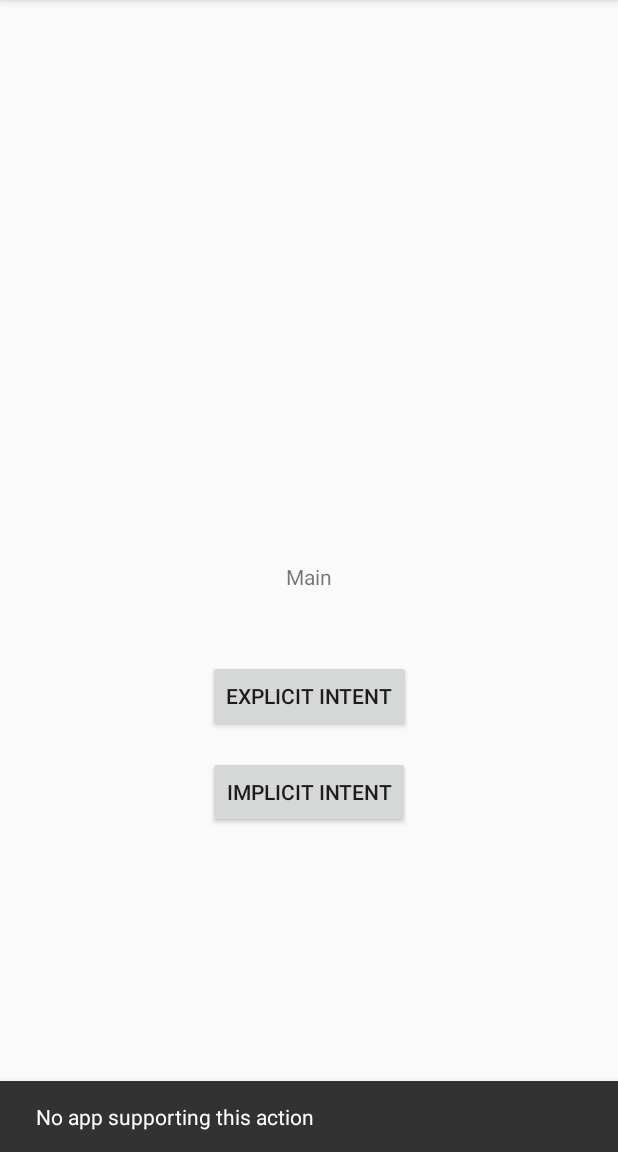
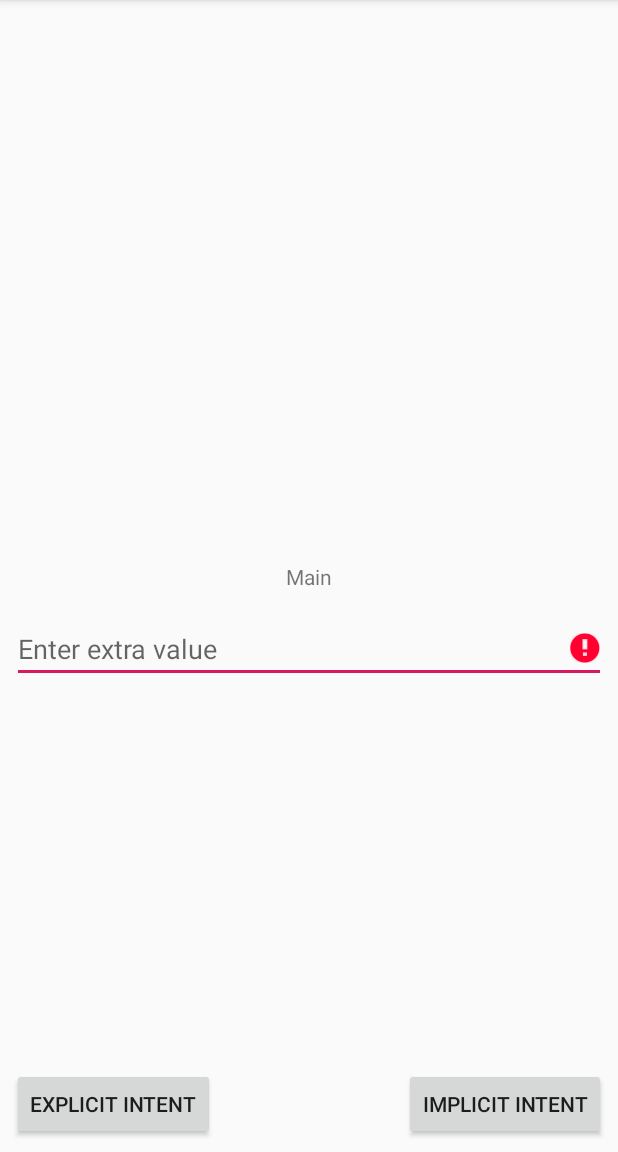
Before and after one commit to seekweeteck/Demo3Intent, an Android app: the screen it shows after launch (MainActivity), after a tap on "IMPLICIT INTENT", on a phone screen of 412 x 824 dp, the part 84-1236 px from its top. Run offline under Robolectric (Android 15) with nearby library versions, the phone set to English and light mode, and no system bars; 1 other tap on this screen came first.

Commit message:
Include startActivityForResult

```diff
--- a/app/src/main/java/my/edu/tarc/demo3intent/MainActivity.kt
+++ b/app/src/main/java/my/edu/tarc/demo3intent/MainActivity.kt
@@ -1,11 +1,13 @@
 package my.edu.tarc.demo3intent
 
+import android.app.Activity
 import android.content.Intent
 import android.net.Uri
 import androidx.appcompat.app.AppCompatActivity
 import android.os.Bundle
 import android.view.View
-import com.google.android.material.snackbar.Snackbar
+import android.widget.Toast
+import kotlinx.android.synthetic.main.activity_main.*
 
 class MainActivity : AppCompatActivity() {
 
@@ -16,10 +18,17 @@ class MainActivity : AppCompatActivity() {
 
     fun showSecond(view : View){
         //Explicit intent
+
+        if(editTextExtra.text.isEmpty()){
+            editTextExtra.setError(getString(R.string.input_error))
+            return
+        }
+
         val intent = Intent(this, SecondActivity::class.java).apply {
-            putExtra("value", 10)
+            val value = editTextExtra.text.toString().toInt()
+            putExtra(Companion.EXTRA_VALUE, value)
         }
-        startActivity(intent)
+        startActivityForResult(intent, REQUEST_CODE)
     }
 
     fun showPhone(view: View) {
@@ -29,10 +38,29 @@ class MainActivity : AppCompatActivity() {
         if(intent.resolveActivity(packageManager) != null){
             startActivity(intent)
         }else{
-            Snackbar.make(findViewById(R.id.main_layout),
-                "No app supporting this action", Snackbar.LENGTH_SHORT)
+            Toast.makeText(this,
+                "No app supporting this action", Toast.LENGTH_SHORT)
                 .show()
         }
 
     }
+
+    override fun onActivityResult(requestCode: Int, resultCode: Int, data: Intent?) {
+        super.onActivityResult(requestCode, resultCode, data)
+        if(requestCode == REQUEST_CODE){
+            if(resultCode == Activity.RESULT_OK){
+
+                data?.data.also {
+                    textView2.text = data?.getStringExtra(EXTRA_MESSAGE).toString()
+                }
+
+            }
+        }
+    }
+
+    companion object {
+        const val EXTRA_VALUE: String = "my.edu.tarc.demo3intent.VALUE"
+        const val EXTRA_MESSAGE: String = "my.edu.tarc.demo3intent.MESSAGE"
+        const val REQUEST_CODE: Int = 1
+    }
 }
--- a/app/src/main/res/layout/activity_main.xml
+++ b/app/src/main/res/layout/activity_main.xml
@@ -23,28 +23,38 @@
         android:layout_height="wrap_content"
         android:layout_marginStart="8dp"
         android:layout_marginLeft="8dp"
-        android:layout_marginTop="46dp"
-        android:layout_marginEnd="8dp"
-        android:layout_marginRight="8dp"
+        android:layout_marginBottom="8dp"
         android:onClick="showSecond"
         android:text="@string/explicit"
-        app:layout_constraintEnd_toEndOf="parent"
-        app:layout_constraintStart_toStartOf="parent"
-        app:layout_constraintTop_toBottomOf="@+id/textView2" />
+        app:layout_constraintBottom_toBottomOf="parent"
+        app:layout_constraintStart_toStartOf="parent" />
 
     <Button
         android:id="@+id/buttonImplicitIntent"
         android:layout_width="wrap_content"
+        android:layout_height="wrap_content"
+        android:layout_marginEnd="8dp"
+        android:layout_marginRight="8dp"
+        android:layout_marginBottom="8dp"
+        android:onClick="showPhone"
+        android:text="@string/implicit"
+        app:layout_constraintBottom_toBottomOf="parent"
+        app:layout_constraintEnd_toEndOf="parent" />
+
+    <EditText
+        android:id="@+id/editTextExtra"
+        android:layout_width="0dp"
         android:layout_height="wrap_content"
         android:layout_marginStart="8dp"
         android:layout_marginLeft="8dp"
         android:layout_marginTop="16dp"
         android:layout_marginEnd="8dp"
         android:layout_marginRight="8dp"
-        android:onClick="showPhone"
-        android:text="@string/implicit"
+        android:ems="10"
+        android:hint="@string/extra"
+        android:inputType="number"
         app:layout_constraintEnd_toEndOf="parent"
         app:layout_constraintStart_toStartOf="parent"
-        app:layout_constraintTop_toBottomOf="@+id/buttonExplicitIntent" />
+        app:layout_constraintTop_toBottomOf="@+id/textView2" />
 
 </androidx.constraintlayout.widget.ConstraintLayout>
--- a/app/src/main/res/values/strings.xml
+++ b/app/src/main/res/values/strings.xml
@@ -3,4 +3,8 @@
     <string name="main">Main</string>
     <string name="explicit">Explicit Intent</string>
     <string name="implicit">Implicit Intent</string>
+    <string name="message">Message</string>
+    <string name="send">Send</string>
+    <string name="extra">Enter extra value</string>
+    <string name="input_error">Input required</string>
 </resources>
--- a/build.gradle
+++ b/build.gradle
@@ -8,7 +8,7 @@ buildscript {
 
     }
     dependencies {
-        classpath 'com.android.tools.build:gradle:3.5.1'
+        classpath 'com.android.tools.build:gradle:3.5.2'
         classpath "org.jetbrains.kotlin:kotlin-gradle-plugin:$kotlin_version"
         // NOTE: Do not place your application dependencies here; they belong
         // in the individual module build.gradle files
```
Also changed, not shown: app/src/main/java/my/edu/tarc/demo3intent/SecondActivity.kt (+16 -1 lines), app/src/main/res/layout/activity_second.xml (+30 -0 lines).
